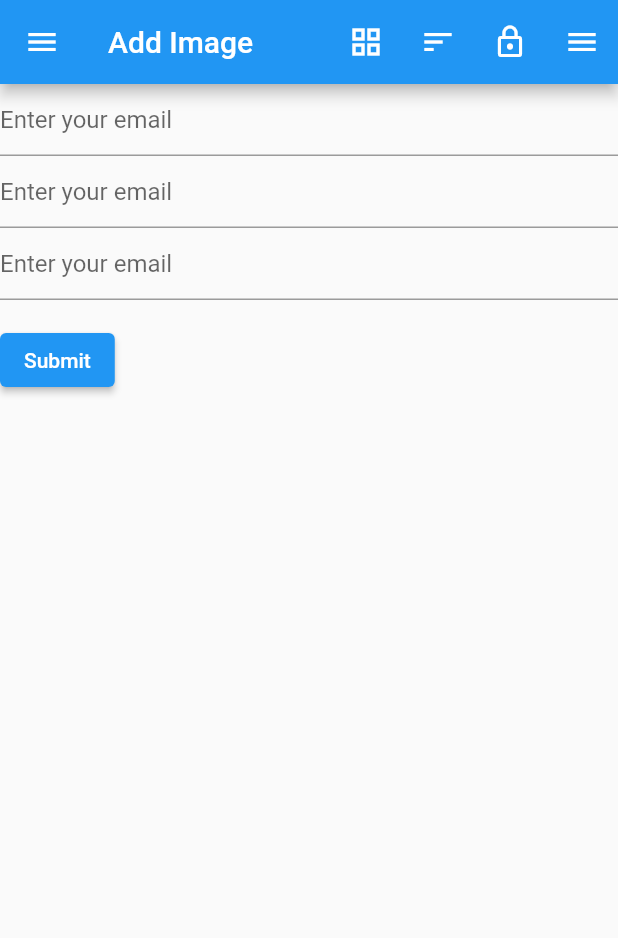
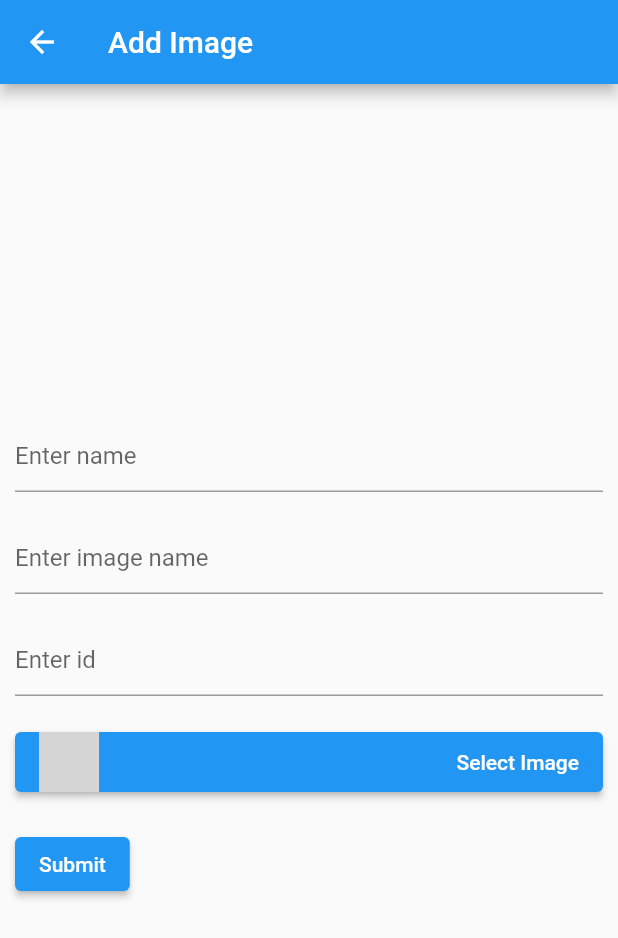
Before and after one commit to Valadyn/image_gallery, a Flutter app: the screen it shows once a user with an empty profile is signed in, after a tap on the "add a photo" icon, on a phone screen of 412 x 824 dp. Shown: the top 938 px of the screen. Run offline on Flutter 3.47's test engine with Material 2 defaults, Android fonts, the phone set to English and light mode, and no system bars; our stand-ins replace cloud_firestore, firebase_auth, firebase_core, firebase_storage, image_picker; missing offline and left inert: flutterfire_ui; accounts and stored records are empty; network calls fail; grey boxes are pictures that could not be loaded.

Commit message:
Finer Details Commit

```diff
--- a/lib/main.dart
+++ b/lib/main.dart
@@ -311,14 +311,7 @@ class _MainPageState extends State<MyHomePage> {
             IconButton(
               icon: const Icon(Icons.lock_outline),
               tooltip: 'Lock',
-              onPressed: () async {await addImage(1, 'second', 'hello');},
-            ),
-            IconButton(
-              icon: const Icon(Icons.menu),
-              tooltip: 'Menu',
-              onPressed: () async {
-                _onPressed();
-              },
+              onPressed: () {},
             ),
           ]
         ),
@@ -349,9 +342,11 @@ class _MainPageState extends State<MyHomePage> {
                       color: Theme.of(context).colorScheme.primary,
                       child: Stack(
                           children: [
-                            Image(
-                              image: NetworkImage(
-                                  data['imageURL']
+                            Container (
+                              constraints: BoxConstraints.expand(),
+                              child: Image.network(
+                                data['imageURL'],
+                                fit: BoxFit.cover,
                               ),
                             ),
                             Positioned(
@@ -478,7 +473,9 @@ class _MainPageState extends State<MyHomePage> {
             child: Row(
               mainAxisAlignment: MainAxisAlignment.spaceEvenly,
               children: <Widget>[
-                Column(
+                Padding(
+                  padding: EdgeInsets.symmetric(vertical: 5),
+                  child: Column(
                       mainAxisSize: MainAxisSize.min,
                       children: [
                         IconButton(
@@ -498,7 +495,10 @@ class _MainPageState extends State<MyHomePage> {
                         )
                       ]
                   ),
-                Column(
+                ),
+                Padding(
+                  padding: EdgeInsets.symmetric(vertical: 5),
+                  child: Column(
                       mainAxisSize: MainAxisSize.min,
                       children: [
                         IconButton(
@@ -518,6 +518,7 @@ class _MainPageState extends State<MyHomePage> {
                         )
                       ]
                   ),
+                ),
               ],
             ),
           ),
@@ -536,6 +537,8 @@ class _AddImagePageState extends State<AddImagePage> {
   TextEditingController imageNameEditingController = TextEditingController();
   TextEditingController idEditingController = TextEditingController();
 
+
+  var newImage = '';
 
 
   CollectionReference images = FirebaseFirestore.instance.collection('images');
@@ -567,6 +570,25 @@ class _AddImagePageState extends State<AddImagePage> {
         .putFile(file);
   }
 
+  Future pickImageTEST() async {
+    final ImagePicker _picker = ImagePicker();
+    final XFile? image = await _picker.pickImage(source: ImageSource.gallery);
+
+    File file = File(image!.path);
+
+    setState(() {
+      newImage = '';
+    });
+
+    print(file.uri);
+    print(file.uri);
+    print(file.uri);
+    print(file.uri);
+    print(file.uri);
+
+    return file;
+  }
+
   Future<String> downloadImageURL(String name) async {
     String downloadURL = await firebase_storage.FirebaseStorage.instance
         .ref('images/$name.png')
@@ -577,6 +599,7 @@ class _AddImagePageState extends State<AddImagePage> {
     return downloadURL.toString();
   }
 
+  // Dylan you should research this method more
   Future<void> addImage(id, name, imageName) async {
     await pickImage(imageName);
     String imageURL = await downloadImageURL(imageName);
@@ -603,46 +626,31 @@ class _AddImagePageState extends State<AddImagePage> {
       home: Scaffold(
         appBar: AppBar(
           leading: IconButton(
-            icon: const Icon(Icons.menu),
-            tooltip: 'Menu',
-            onPressed: () {},
+            icon: const Icon(Icons.arrow_back),
+            tooltip: 'Back',
+            onPressed: () {
+              Navigator.pop(context);
+            },
           ),
           title: Text(widget.title),
-          actions: <Widget>[
-            IconButton(
-              icon: const Icon(Icons.grid_view_outlined),
-              tooltip: 'Grid Display',
-              onPressed: () {},
-            ),
-            IconButton(
-              icon: const Icon(Icons.sort_outlined),
-              tooltip: 'List Display',
-              onPressed: () {},
-            ),
-            IconButton(
-              icon: const Icon(Icons.lock_outline),
-              tooltip: 'Lock',
-              onPressed: () {},
-            ),
-            IconButton(
-              icon: const Icon(Icons.menu),
-              tooltip: 'Menu',
-              onPressed: () {},
-            ),
-          ]
         ),
 
         body: Column(
+          mainAxisAlignment: MainAxisAlignment.spaceEvenly,
           children: [
             Form(
               key: _formKey,
+              child: Padding(
+                padding: const EdgeInsets.symmetric(horizontal: 10),
                 child: Column(
                   crossAxisAlignment: CrossAxisAlignment.start,
                   children: <Widget>[
-                  TextFormField(
+                    Padding(
+                      padding: const EdgeInsets.symmetric(vertical: 10),
+                      child: TextFormField(
                         controller: nameEditingController,
                         decoration: const InputDecoration(
-                      hintText: 'Enter your email',
+                          hintText: 'Enter name',
                         ),
                         validator: (String? value) {
                           if (value == null || value.isEmpty) {
@@ -651,10 +659,13 @@ class _AddImagePageState extends State<AddImagePage> {
                           return null;
                         },
                       ),
-                  TextFormField(
+                    ),
+                    Padding(
+                      padding: const EdgeInsets.symmetric(vertical: 10),
+                      child: TextFormField(
                         controller: imageNameEditingController,
                         decoration: const InputDecoration(
-                      hintText: 'Enter your email',
+                          hintText: 'Enter image name',
                         ),
                         validator: (String? value) {
                           if (value == null || value.isEmpty) {
@@ -663,10 +674,13 @@ class _AddImagePageState extends State<AddImagePage> {
                           return null;
                         },
                       ),
-                  TextFormField(
+                    ),
+                    Padding(
+                      padding: const EdgeInsets.symmetric(vertical: 10),
+                      child: TextFormField(
                         controller: idEditingController,
                         decoration: const InputDecoration(
-                      hintText: 'Enter your email',
+                          hintText: 'Enter id',
                         ),
                         validator: (String? value) {
                           if (value == null || value.isEmpty) {
@@ -675,8 +689,30 @@ class _AddImagePageState extends State<AddImagePage> {
                           return null;
                         },
                       ),
+                    ),
                     Padding(
-                    padding: const EdgeInsets.symmetric(vertical: 16.0),
+                      padding: const EdgeInsets.symmetric(vertical: 10.0),
+                      child: ElevatedButton(
+                        onPressed: () async {pickImageTEST();},
+                        child: Row(
+                            children: [
+                              Container (
+                                width: 40,
+                                height: 40,
+                                color: Colors.amber,
+                                child: Image.network(
+                                  newImage,
+                                  fit: BoxFit.cover,
+                                ),
+                              ),
+                              const Spacer(),
+                              const Text('Select Image'),
+                            ]
+                        ),
+                      ),
+                    ),
+                    Padding(
+                      padding: const EdgeInsets.symmetric(vertical: 10.0),
                       child: ElevatedButton(
                         onPressed: () async {
                           // Validate will return true if the form is valid, or false if
@@ -685,12 +721,14 @@ class _AddImagePageState extends State<AddImagePage> {
                             // Process data.
                             int test = int.parse(idEditingController.text);
                             await addImage(test, nameEditingController.text, imageNameEditingController.text);
+                            Navigator.pop(context);
                           }
                         },
                         child: const Text('Submit'),
                       ),
                     ),
                   ],
+                ),
               ),
             )
           ],
```
Lines whose indentation alone changed are shown as unchanged.
